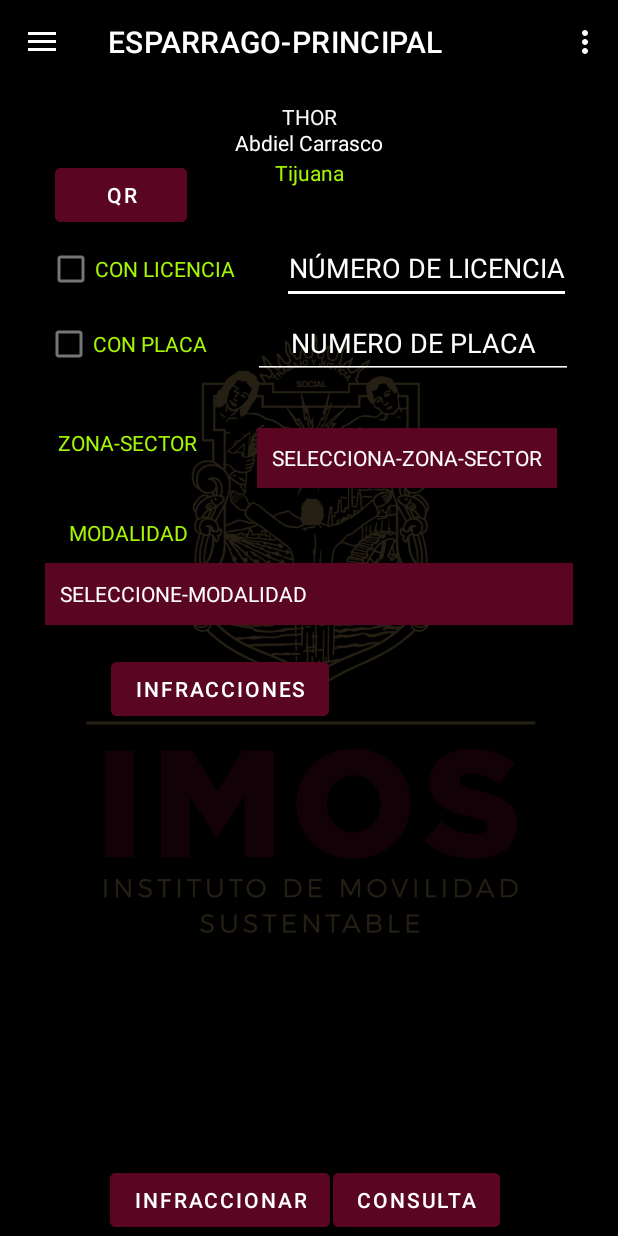
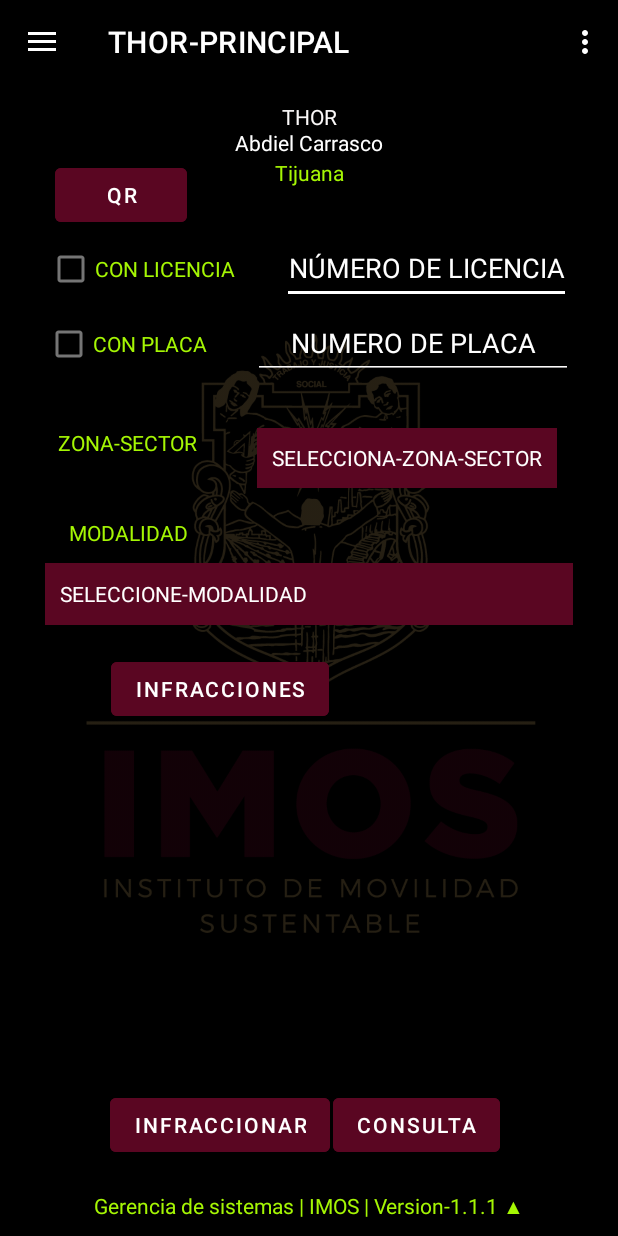
Before and after one commit to t3s30/THOR, an Android app: the Drawer screen opened directly, with no data from a screen before it, on a phone screen of 412 x 824 dp. Run offline under Robolectric (Android 15) with nearby library versions, the phone set to English and light mode, and no system bars; our stand-ins replace Volley, navigation-ui; libraries missing offline, so code that uses them is left out: com.google.zxing.integration; network calls fail.

```diff
--- a/app/src/main/res/layout/fragment_home.xml
+++ b/app/src/main/res/layout/fragment_home.xml
@@ -296,7 +296,7 @@
         app:layout_constraintTop_toTopOf="@id/btnCuenta"
         app:layout_constraintStart_toStartOf="parent"
         app:layout_constraintEnd_toEndOf="parent"
-        android:layout_marginTop="80dp"
+        android:layout_marginTop="50dp"
         android:layout_width="match_parent"
         android:layout_marginStart="25dp"
         android:layout_marginEnd="25dp"
@@ -384,11 +384,12 @@
 
     <Button
         android:id="@+id/btnInfraccion"
-        app:layout_constraintBottom_toBottomOf="parent"
+        app:layout_constraintBottom_toTopOf="@+id/tvVersion"
         app:layout_constraintStart_toStartOf="@+id/spModalidad"
         app:layout_constraintEnd_toEndOf="@id/btnConsulta"
         android:layout_marginTop="50dp"
         android:layout_marginEnd="70dp"
+        android:layout_marginBottom="20dp"
         android:layout_width="wrap_content"
         android:layout_height="wrap_content"
         android:backgroundTint="@color/botonLogin"
@@ -397,10 +398,11 @@
 
     <Button
         android:id="@+id/btnConsulta"
-        app:layout_constraintBottom_toBottomOf="parent"
+        app:layout_constraintBottom_toTopOf="@+id/tvVersion"
         app:layout_constraintStart_toStartOf="@id/btnInfraccion"
         app:layout_constraintEnd_toEndOf="@id/spModalidad"
         android:layout_marginTop="50dp"
+        android:layout_marginBottom="20dp"
         android:layout_marginStart="100dp"
         android:layout_width="wrap_content"
         android:layout_height="wrap_content"
@@ -408,6 +410,16 @@
         android:textColor="@color/white"
         android:text="CONSULTA" />
 
+    <TextView
+        android:id="@+id/tvVersion"
+        android:layout_width="wrap_content"
+        android:layout_height="wrap_content"
+        android:text="@string/version"
+        android:layout_marginBottom="10dp"
+        app:layout_constraintBottom_toBottomOf="parent"
+        app:layout_constraintEnd_toEndOf="parent"
+        app:layout_constraintStart_toStartOf="parent"
+        android:textColor="@color/titulosVerdes"/>
 
 
 </androidx.constraintlayout.widget.ConstraintLayout>
--- a/app/src/main/res/values/strings.xml
+++ b/app/src/main/res/values/strings.xml
@@ -11,7 +11,7 @@
     <string name="nav_header_desc">Navigation header</string>
     <string name="action_settings">Settings</string>
 
-    <string name="menu_home">ESPARRAGO-PRINCIPAL</string>
+    <string name="menu_home">THOR-PRINCIPAL</string>
     <string name="menu_gallery">QR</string>
     <string name="menu_slideshow">CONSULTA</string>
     <string name="menu_radar">V-RADAR</string>
@@ -153,6 +153,7 @@
     <string name="INFRACCION">SELECCIONE - INFRACCIÓN</string>
     <string name="ELIMINAR">ELIMINAR</string>
     <string name="QR">QR</string>
+    <string name="version">Gerencia de sistemas | IMOS | Version-1.1.1 ▲</string>
 
     <!--Strings Infracciones-->
     <string name="INFRACIONES_THOR">INFRACIONES-THOR</string>
```
Also changed, not shown: app/src/main/java/app/simov/esparrago/ui/home/HomeFragment.java (+17 -0 lines), app/src/main/res/layout/activity_infracciones.xml (+12 -1 lines), app/src/main/res/layout/activity_wsgob_consulta.xml (+10 -1 lines).
